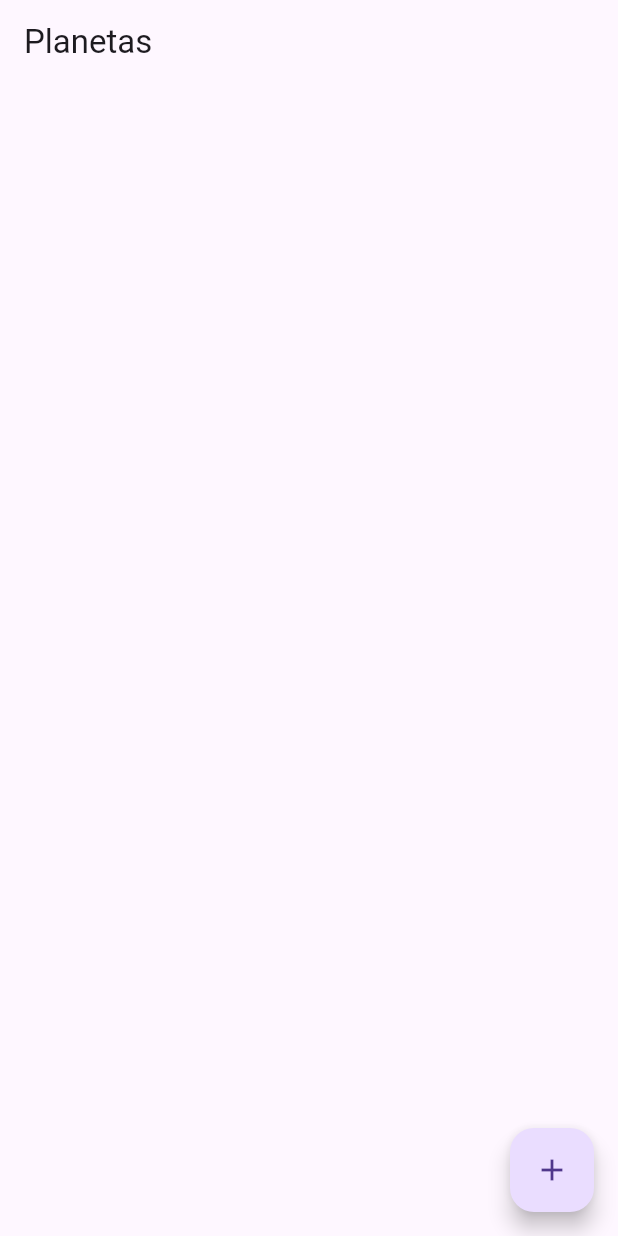
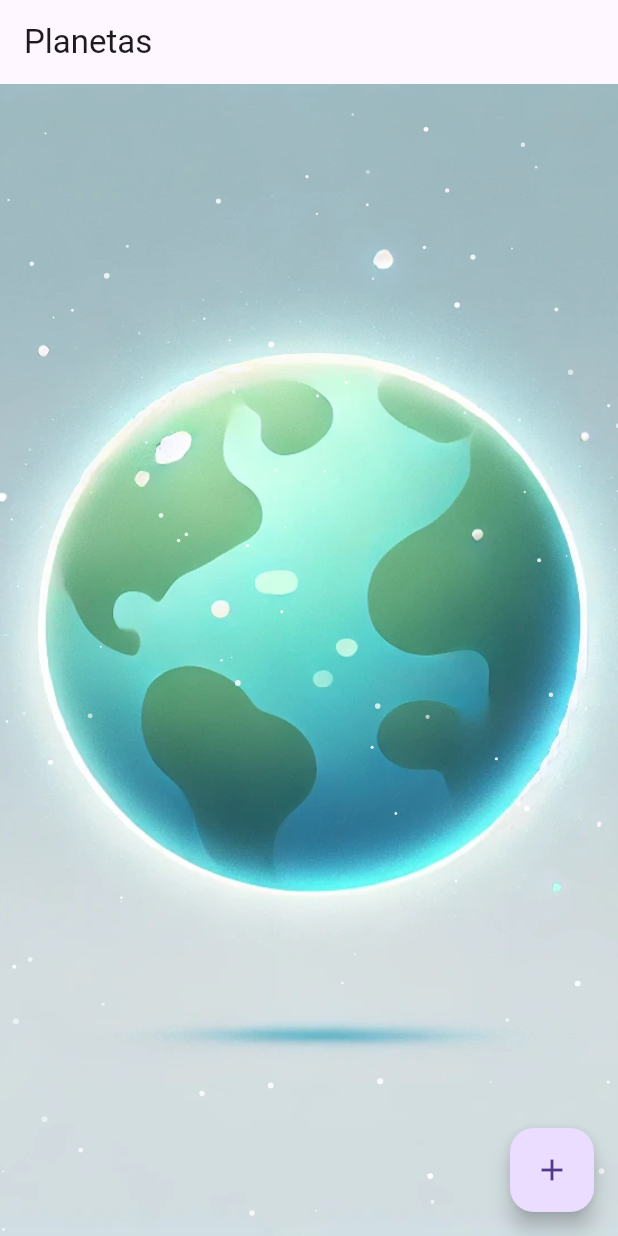
Before and after one commit to LucasMoria/app-planeta, a Flutter app: the screen it shows after launch, on a phone screen of 412 x 824 dp. Run offline on Flutter 3.47's test engine with Material 3 defaults, Android fonts, the phone set to English and light mode, and no system bars; our stand-ins replace sqflite; accounts and stored records are empty.

Commit message:
Mensagem descritiva sobre as alterações

```diff
--- a/lib/main.dart
+++ b/lib/main.dart
@@ -1,6 +1,7 @@
 import 'package:flutter/material.dart';
 import 'package:sqflite/sqflite.dart';
 import 'package:path/path.dart' as p;
+import 'dart:math';
 
 void main() => runApp(PlanetApp());
 
@@ -26,6 +27,7 @@ class PlanetListScreen extends StatefulWidget {
 class _PlanetListScreenState extends State<PlanetListScreen> {
   late Database _database;
   List<Map<String, dynamic>> _planets = [];
+  Random _random = Random();
 
   @override
   void initState() {
@@ -40,7 +42,7 @@ class _PlanetListScreenState extends State<PlanetListScreen> {
       version: 1,
       onCreate: (db, version) {
         return db.execute(
-          'CREATE TABLE planets(id INTEGER PRIMARY KEY, name TEXT, distance REAL, size REAL, nickname TEXT)'
+          'CREATE TABLE planets(id INTEGER PRIMARY KEY, name TEXT, distance REAL, size REAL, nickname TEXT)',
         );
       },
     );
@@ -185,13 +187,57 @@ class _PlanetListScreenState extends State<PlanetListScreen> {
     );
   }
 
+  // Função para gerar estrelas aleatórias
+  Widget _buildStars() {
+    return Stack(
+      children: List.generate(100, (index) {
+        double x = _random.nextDouble() * MediaQuery.of(context).size.width;
+        double y = _random.nextDouble() * MediaQuery.of(context).size.height;
+        double size = 1 + _random.nextDouble() * 3;
+        double opacity = 0.5 + _random.nextDouble() * 0.5;
+
+        return Positioned(
+          left: x,
+          top: y,
+          child: AnimatedOpacity(
+            duration: Duration(seconds: 1),
+            opacity: opacity,
+            child: Container(
+              width: size,
+              height: size,
+              decoration: BoxDecoration(
+                color: Colors.white,
+                shape: BoxShape.circle,
+              ),
+            ),
+          ),
+        );
+      }),
+    );
+  }
+
   @override
   Widget build(BuildContext context) {
     return Scaffold(
       appBar: AppBar(
         title: Text('Planetas'),
       ),
-      body: ListView.builder(
+      body: Stack(
+        children: [
+          // Fundo com a imagem
+          Positioned.fill(
+            child: Image.asset(
+              'assets/planet.png.webp', // Caminho da sua imagem
+              fit: BoxFit.cover,
+            ),
+          ),
+          // Estrelas brilhando
+          _buildStars(),
+          // Conteúdo da tela
+          Column(
+            children: [
+              Expanded(
+                child: ListView.builder(
                   itemCount: _planets.length,
                   itemBuilder: (context, index) {
                     final planet = _planets[index];
@@ -225,6 +271,11 @@ class _PlanetListScreenState extends State<PlanetListScreen> {
                     );
                   },
                 ),
+              ),
+            ],
+          ),
+        ],
+      ),
       floatingActionButton: FloatingActionButton(
         child: Icon(Icons.add),
         onPressed: () => _showPlanetDialog(),
--- a/pubspec.yaml
+++ b/pubspec.yaml
@@ -24,4 +24,4 @@ dev_dependencies:
 flutter:
   uses-material-design: true
   assets:
-    - assets/images/
+    - assets/planet.png.webp  # Se o arquivo for .webp
```
Also changed, not shown: lib/background_with_stars.dart (added, +104 -0 lines), assets/planet.png.webp (added), 1 other file. Lines whose indentation alone changed are shown as unchanged.
